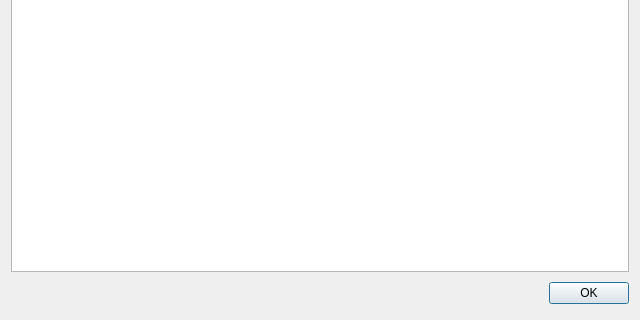
Qt form source/common/licensetextdialog.ui (martin-kudlicka/vocabulary-master) before a commit; both pictures show x 0 to 640 and y 160 to 480 of the 640 by 480 pixel window.
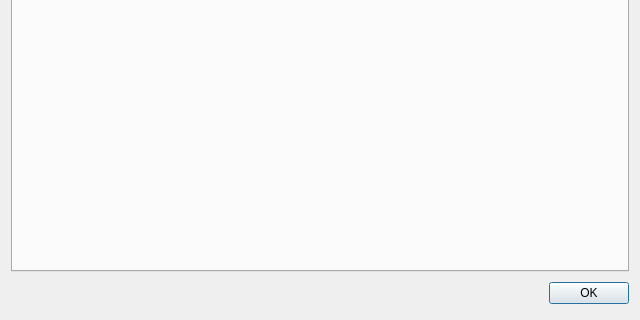
The same form after that commit.

Commit message: + show each license in own tab

Patch:
```diff
--- a/source/common/licensetextdialog.ui
+++ b/source/common/licensetextdialog.ui
@@ -15,11 +15,7 @@
   </property>
   <layout class="QVBoxLayout" name="verticalLayout">
    <item>
-    <widget class="QPlainTextEdit" name="qpteLicense">
-     <property name="readOnly">
-      <bool>true</bool>
-     </property>
-    </widget>
+    <widget class="QTabWidget" name="qtwTabs"/>
    </item>
    <item>
     <layout class="QHBoxLayout">
```
The commit also changes 12 other files.
